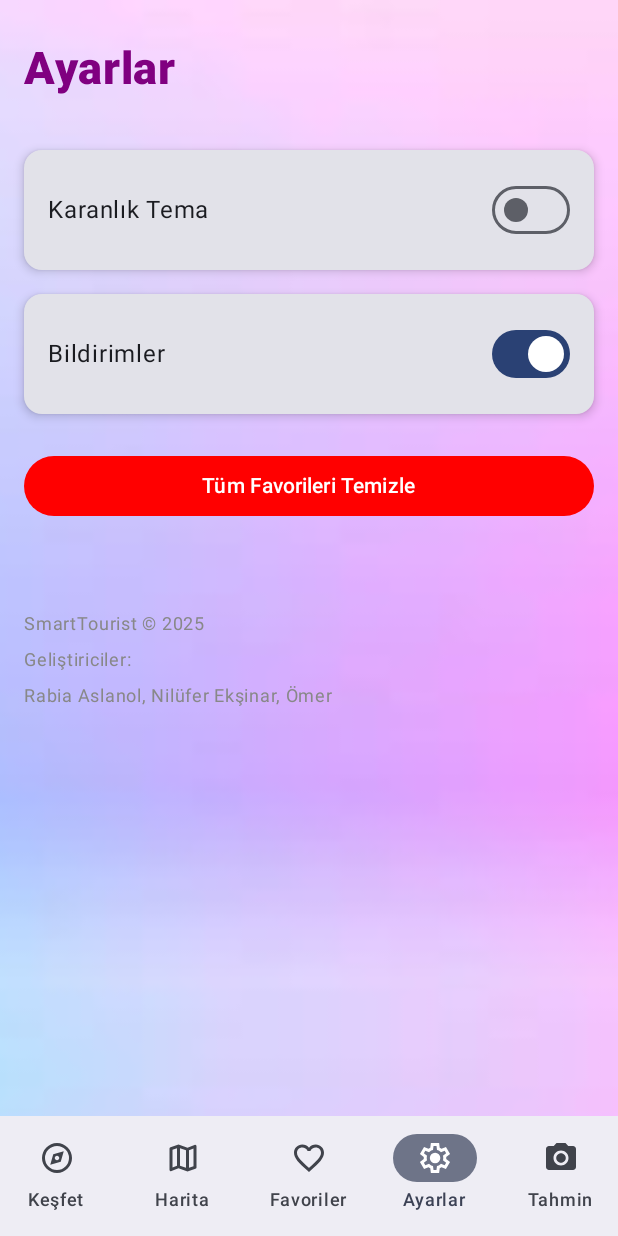
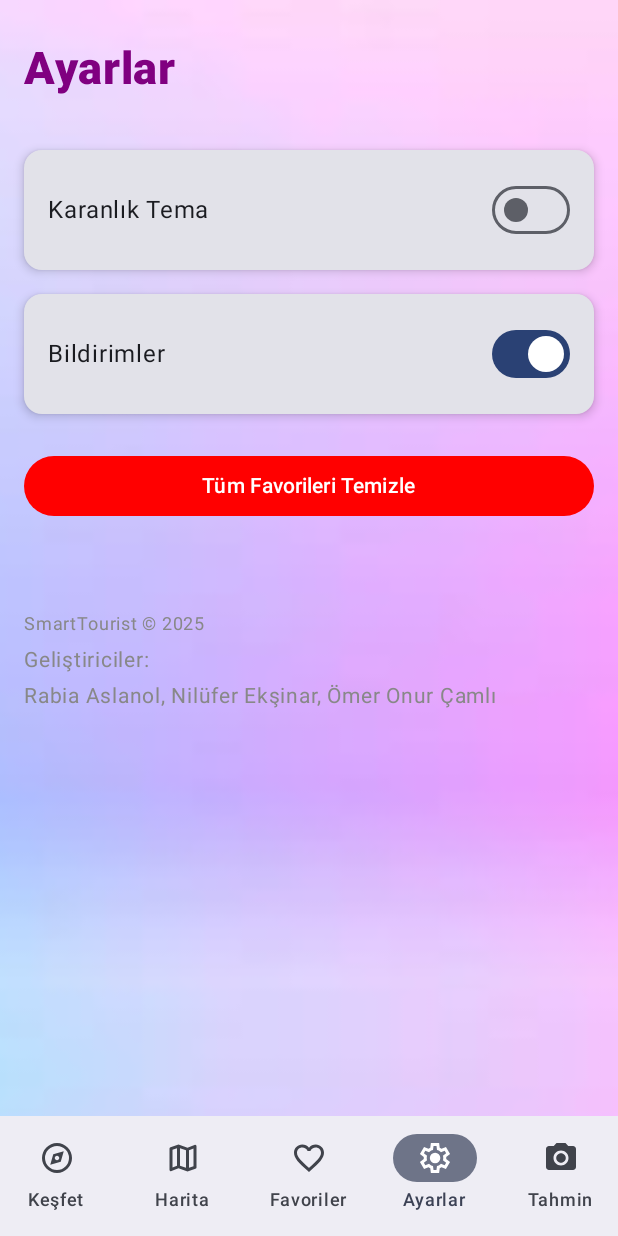
Before and after one commit to RabiaAslanol/SmartTourist, an Android app built with Jetpack Compose: the screen it shows after launch (MainActivity), item 4 of the bottom bar chosen, on a phone screen of 412 x 824 dp. Run offline under Robolectric (Android 15) with nearby library versions, the phone set to English and light mode, and no system bars; our stand-ins replace Room's generated code; network calls fail; pictures from the network do not load; 1 statement that could not run was skipped.

Commit message:
Update MainActivity.kt

```diff
--- a/app/src/main/java/com/example/smarttourist/MainActivity.kt
+++ b/app/src/main/java/com/example/smarttourist/MainActivity.kt
@@ -638,8 +638,8 @@ fun AyarlarEkrani(
         )
 
         Text(
-            "Geliştiriciler:\nRabia Aslanol, Nilüfer Ekşinar, Ömer",
-            fontSize = 12.sp,
+            "Geliştiriciler:\nRabia Aslanol, Nilüfer Ekşinar, Ömer Onur Çamlı",
+            fontSize = 14.sp,
             color = Color.Gray
         )
     }
```
